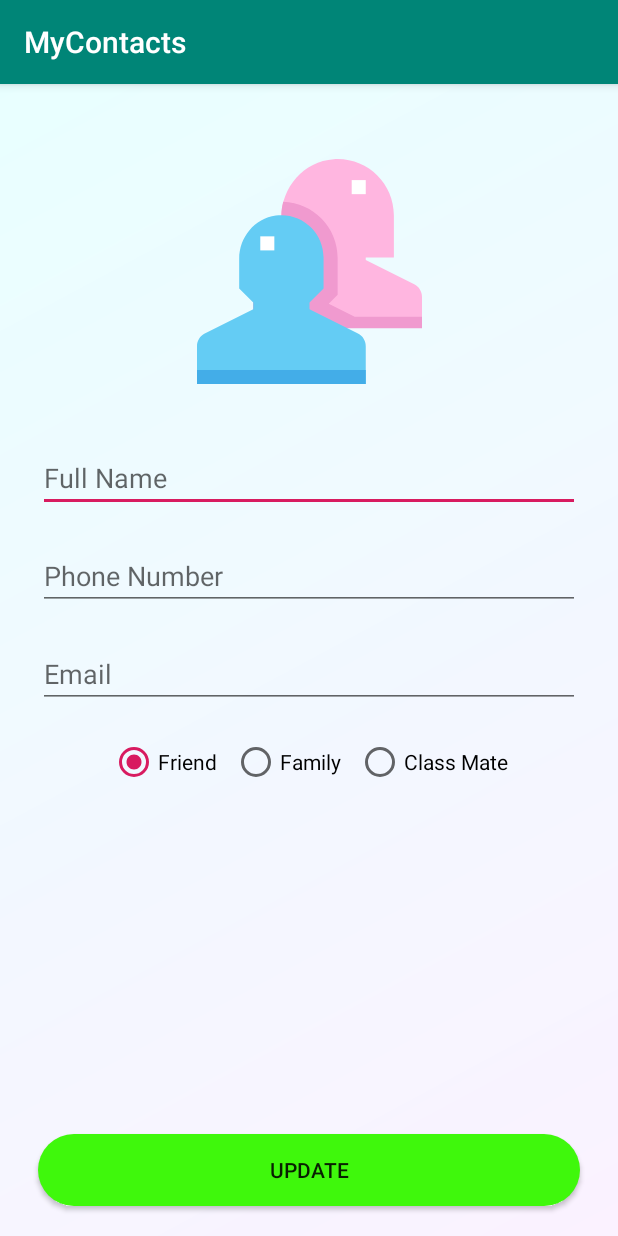
After one commit to shkhaider2015/MyContacts, an Android app: the UpdatePerson screen opened directly, with no data from a screen before it, on a phone screen of 412 x 824 dp. The commit adds this screen. Run offline under Robolectric (Android 15) with nearby library versions, the phone set to English and light mode, and no system bars; 7 statements that could not run were skipped.

Commit message:
Add_Activity add

```diff
--- a/app/build.gradle
+++ b/app/build.gradle
@@ -54,5 +54,4 @@ dependencies {
     implementation 'com.squareup.picasso:picasso:2.71828'
 
 
-
 }
--- /dev/null
+++ b/app/src/main/java/com/example/mycontacts/UpdatePerson.java
@@ -0,0 +1,90 @@
+package com.example.mycontacts;
+
+import androidx.appcompat.app.AppCompatActivity;
+
+import android.graphics.Bitmap;
+import android.os.Bundle;
+import android.view.View;
+import android.widget.Button;
+import android.widget.EditText;
+import android.widget.ImageView;
+import android.widget.RadioButton;
+import android.widget.RadioGroup;
+
+public class UpdatePerson extends AppCompatActivity implements View.OnClickListener {
+
+    private ImageView imageView;
+
+    private EditText mFullName;
+    private EditText mPhoneNumber;
+    private EditText mEmail;
+
+
+    private RadioGroup mRadioGroup;
+
+    private RadioButton mFriend;
+    private RadioButton mFamily;
+    private RadioButton mClassmate;
+
+    private Button mUpdate;
+
+    @Override
+    protected void onCreate(Bundle savedInstanceState) {
+        super.onCreate(savedInstanceState);
+        setContentView(R.layout.activity_update_person);
+        init();
+
+        final Contacts contact = (Contacts) getIntent().getSerializableExtra("update_contact");
+        loadInfo(contact);
+    }
+
+    private void init()
+    {
+        imageView = findViewById(R.id.activity_update_image);
+        mFullName = findViewById(R.id.activity_update_fullname);
+        mPhoneNumber = findViewById(R.id.activity_update_phonenumber);
+        mEmail = findViewById(R.id.activity_update_email);
+        mRadioGroup = findViewById(R.id.activity_update_radio_group);
+        mFriend = findViewById(R.id.activity_update_friend);
+        mFamily = findViewById(R.id.activity_update_family);
+        mClassmate = findViewById(R.id.activity_update_classmate);
+        mUpdate = findViewById(R.id.activity_update_update);
+    }
+
+    @Override
+    public void onClick(View v)
+    {
+        switch (v.getId())
+        {
+            case R.id.activity_update_update:
+
+                break;
+        }
+
+    }
+
+    private void loadInfo(Contacts contacts)
+    {
+        Bitmap bitmap = ImageUtility.getImage(contacts.getImagePath());
+        if (bitmap != null)
+        {
+            imageView.setImageBitmap(bitmap);
+        }
+        else
+        {
+            imageView.setImageResource(R.drawable.ic_profile);
+        }
+
+        mFullName.setText(contacts.getFullName());
+        mPhoneNumber.setText(contacts.getPhoneNumber());
+        mEmail.setText(contacts.getEmail());
+
+        if (contacts.getCategory().equalsIgnoreCase("Friend"))
+            mFriend.setChecked(true);
+        if (contacts.getCategory().equalsIgnoreCase("Family"))
+            mFamily.setChecked(true);
+        if (contacts.getCategory().equalsIgnoreCase("Classmate"))
+            mClassmate.setChecked(true);
+
+    }
+}
--- /dev/null
+++ b/app/src/main/res/layout/activity_update_person.xml
@@ -0,0 +1,117 @@
+<?xml version="1.0" encoding="utf-8"?>
+<androidx.constraintlayout.widget.ConstraintLayout
+    xmlns:android="http://schemas.android.com/apk/res/android"
+    xmlns:app="http://schemas.android.com/apk/res-auto"
+    xmlns:tools="http://schemas.android.com/tools"
+    android:layout_width="match_parent"
+    android:layout_height="match_parent"
+    tools:context=".AddContact"
+    android:background="@drawable/background">
+
+
+
+    <ImageView
+        android:id="@+id/activity_update_image"
+        android:layout_width="150dp"
+        android:layout_height="150dp"
+        android:contentDescription="@string/image"
+        android:layout_marginTop="50dp"
+        app:layout_constraintEnd_toEndOf="parent"
+        app:layout_constraintStart_toStartOf="parent"
+        app:layout_constraintTop_toTopOf="parent"
+        android:src="@drawable/ic_profile" />
+
+    <EditText
+        android:id="@+id/activity_update_fullname"
+        android:layout_width="match_parent"
+        android:layout_height="wrap_content"
+        app:layout_constraintStart_toStartOf="parent"
+        app:layout_constraintEnd_toEndOf="parent"
+        app:layout_constraintTop_toBottomOf="@id/activity_update_image"
+        android:layout_marginTop="40dp"
+        android:layout_marginStart="25dp"
+        android:layout_marginEnd="25dp"
+        android:autofillHints="@string/fullname"
+        android:hint="@string/fullname"
+        android:inputType="textPersonName"/>
+
+    <EditText
+        android:id="@+id/activity_update_phonenumber"
+        android:layout_width="match_parent"
+        android:layout_height="wrap_content"
+        app:layout_constraintStart_toStartOf="parent"
+        app:layout_constraintEnd_toEndOf="parent"
+        app:layout_constraintTop_toBottomOf="@id/activity_update_fullname"
+        android:layout_marginTop="20dp"
+        android:layout_marginStart="25dp"
+        android:layout_marginEnd="25dp"
+        android:autofillHints="@string/phonenumber"
+        android:hint="@string/phonenumber"
+        android:inputType="phone"/>
+
+    <EditText
+        android:id="@+id/activity_update_email"
+        android:layout_width="match_parent"
+        android:layout_height="wrap_content"
+        app:layout_constraintStart_toStartOf="parent"
+        app:layout_constraintEnd_toEndOf="parent"
+        app:layout_constraintTop_toBottomOf="@id/activity_update_phonenumber"
+        android:layout_marginTop="20dp"
+        android:layout_marginStart="25dp"
+        android:layout_marginEnd="25dp"
+        android:autofillHints="@string/email"
+        android:hint="@string/email"
+        android:inputType="textEmailAddress"/>
+
+    <RadioGroup
+        android:id="@+id/activity_update_radio_group"
+        android:layout_width="match_parent"
+        android:layout_height="wrap_content"
+        app:layout_constraintStart_toStartOf="parent"
+        app:layout_constraintEnd_toEndOf="parent"
+        app:layout_constraintTop_toBottomOf="@id/activity_update_email"
+        android:layout_marginTop="20dp"
+        android:layout_marginStart="25dp"
+        android:layout_marginEnd="25dp"
+        android:orientation="horizontal"
+        android:gravity="center">
+
+        <RadioButton
+            android:id="@+id/activity_update_friend"
+            android:layout_width="wrap_content"
+            android:layout_height="wrap_content"
+            android:text="@string/friend"
+            android:checked="true"/>
+
+        <RadioButton
+            android:id="@+id/activity_update_family"
+            android:layout_width="wrap_content"
+            android:layout_height="wrap_content"
+            android:text="@string/family"
+            android:layout_marginStart="10dp"
+            android:layout_marginEnd="10dp"/>
+
+        <RadioButton
+            android:id="@+id/activity_update_classmate"
+            android:layout_width="wrap_content"
+            android:layout_height="wrap_content"
+            android:text="@string/classmate"/>
+
+
+    </RadioGroup>
+
+    <Button
+        android:id="@+id/activity_update_update"
+        android:layout_width="match_parent"
+        android:layout_height="wrap_content"
+        app:layout_constraintStart_toStartOf="parent"
+        app:layout_constraintEnd_toEndOf="parent"
+        app:layout_constraintBottom_toBottomOf="parent"
+        android:layout_marginBottom="20dp"
+        android:layout_marginStart="25dp"
+        android:layout_marginEnd="25dp"
+        android:text="Update"
+        android:background="@drawable/bgbtn"/>
+
+
+</androidx.constraintlayout.widget.ConstraintLayout>
```
Also changed, not shown: app/src/main/AndroidManifest.xml (+6 -4 lines), app/src/main/java/com/example/mycontacts/ContactsAdapter.java (+4 -18 lines), app/src/main/java/com/example/mycontacts/DisplayPerson.java (+65 -24 lines), app/src/main/res/drawable/bgbtnupdate.xml (added, +10 -0 lines), app/src/main/res/layout/activity_display_person.xml (renamed from app/src/main/res/layout/display_person.xml, +20 -24 lines).
